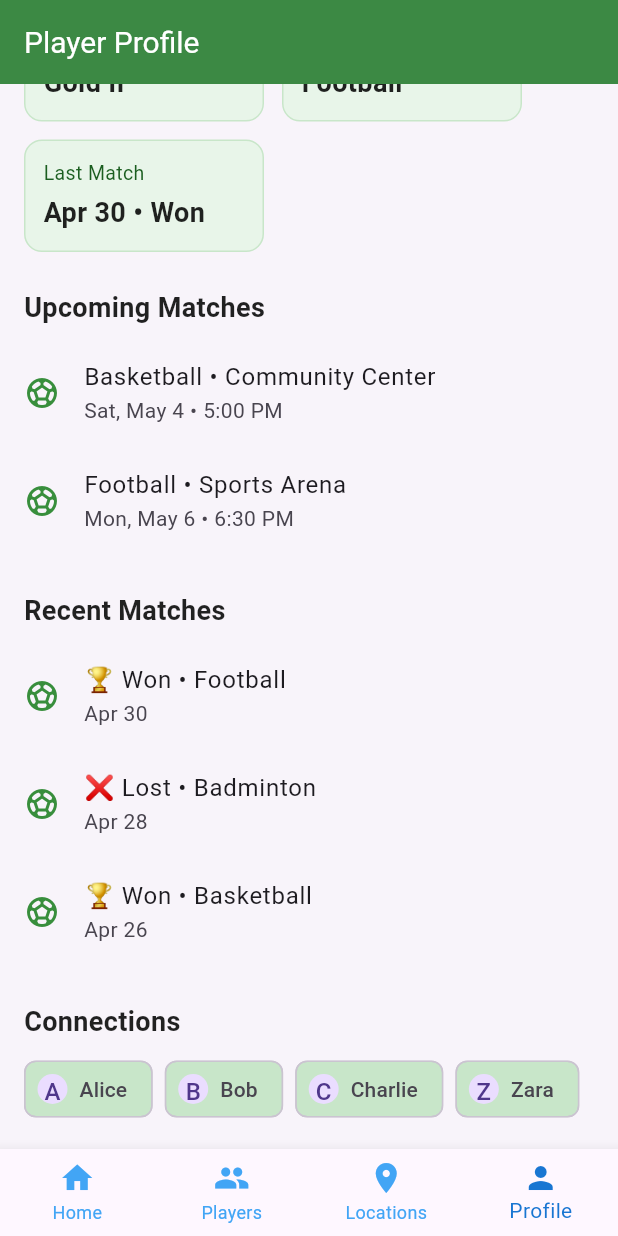
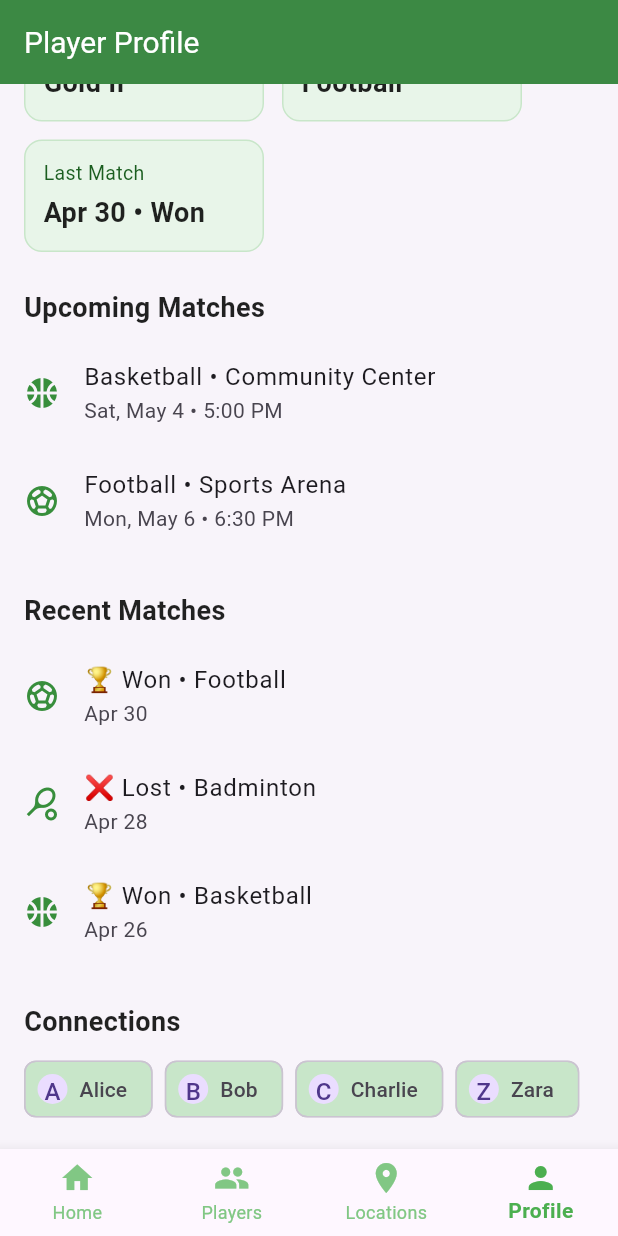
Before and after one commit to m-GDEV/Sportify, a Flutter app: the screen it shows after launch, item 4 of the bottom bar chosen, scrolled down 503 dp, on a phone screen of 412 x 824 dp. Run offline on Flutter 3.47's test engine with Material 3 defaults, Android fonts, the phone set to English and light mode, and no system bars; network calls fail.

Commit message:
adjusted styling

```diff
--- a/lib/main.dart
+++ b/lib/main.dart
@@ -63,10 +63,10 @@ class _MainNavigationState extends State<MainNavigation> {
         type: BottomNavigationBarType.fixed,
         currentIndex: _selectedIndex,
         onTap: _onItemTapped,
-        selectedItemColor: Colors.blue[700], // Dark green for selected items
-        unselectedItemColor: Colors.blue[400], // Slightly lighter green for unselected items
-        selectedLabelStyle: TextStyle(color: Colors.blue[500]), // Ensure selected label matches selected item color
-        unselectedLabelStyle: TextStyle(color: Colors.blue[200]), // Ensure unselected label matches unselected item color
+        selectedItemColor: Colors.green[500], // Dark green for selected items
+        unselectedItemColor: Colors.green[300], // Slightly lighter green for unselected items
+        selectedLabelStyle: TextStyle(color: Colors.green[500], fontWeight: FontWeight.bold), // Ensure selected label matches selected item color
+        unselectedLabelStyle: TextStyle(color: Colors.green[300]), // Ensure unselected label matches unselected item color
         items: const [
           BottomNavigationBarItem(icon: Icon(Icons.home), label: 'Home'),
           BottomNavigationBarItem(icon: Icon(Icons.people), label: 'Players'),
--- a/lib/screens/profile_page.dart
+++ b/lib/screens/profile_page.dart
@@ -71,17 +71,17 @@ class ProfilePage extends StatelessWidget {
             // Upcoming Matches
             Text("Upcoming Matches", style: TextStyle(fontSize: 18, fontWeight: FontWeight.w600)),
             SizedBox(height: 8),
-            _matchTile("Sat, May 4 • 5:00 PM", "Basketball • Community Center"),
-            _matchTile("Mon, May 6 • 6:30 PM", "Football • Sports Arena"),
+            _matchTile("Sat, May 4 • 5:00 PM", "Basketball • Community Center", "Basketball"),
+            _matchTile("Mon, May 6 • 6:30 PM", "Football • Sports Arena", "Football"),
 
+            // Recent Matches
             SizedBox(height: 24),
-
-            // Match History
             Text("Recent Matches", style: TextStyle(fontSize: 18, fontWeight: FontWeight.w600)),
             SizedBox(height: 8),
-            _matchTile("Apr 30", "🏆 Won • Football"),
-            _matchTile("Apr 28", "❌ Lost • Badminton"),
-            _matchTile("Apr 26", "🏆 Won • Basketball"),
+            _matchTile("Apr 30", "🏆 Won • Football", "Football"),
+            _matchTile("Apr 28", "❌ Lost • Badminton", "Badminton"),
+            _matchTile("Apr 26", "🏆 Won • Basketball", "Basketball"),
+
 
             SizedBox(height: 24),
 
@@ -123,14 +123,34 @@ class ProfilePage extends StatelessWidget {
     );
   }
 
-  Widget _matchTile(String date, String description) {
+  Widget _matchTile(String date, String description, String sport) {
     return ListTile(
       contentPadding: EdgeInsets.zero,
-      leading: Icon(Icons.sports_soccer, color: Colors.green[700]),
+      leading: Icon(_getSportIcon(sport), color: Colors.green[700]),
       title: Text(description),
       subtitle: Text(date),
     );
   }
+
+  IconData _getSportIcon(String sport) {
+    switch (sport.toLowerCase()) {
+      case 'football':
+      case 'soccer':
+        return Icons.sports_soccer;
+      case 'basketball':
+        return Icons.sports_basketball;
+      case 'tennis':
+        return Icons.sports_tennis;
+      case 'badminton':
+        return Icons.sports_tennis; // placeholder (no specific icon)
+      case 'cricket':
+        return Icons.sports_cricket;
+      default:
+        return Icons.sports; // generic icon fallback
+    }
+  }
+
+
 
   Widget _friendChip(String name) {
     return Chip(
--- a/lib/widgets/sport_card.dart
+++ b/lib/widgets/sport_card.dart
@@ -63,7 +63,7 @@ class _SportCardState extends State<SportCard> with SingleTickerProviderStateMix
         margin: const EdgeInsets.only(right: 12),
         padding: const EdgeInsets.all(12),
         decoration: BoxDecoration(
-          color: bgColor,
+          color: widget.isSelected ? Colors.green[500] : Colors.green[50],
           borderRadius: BorderRadius.circular(16),
           border: Border.all(color: borderColor),
         ),
```
